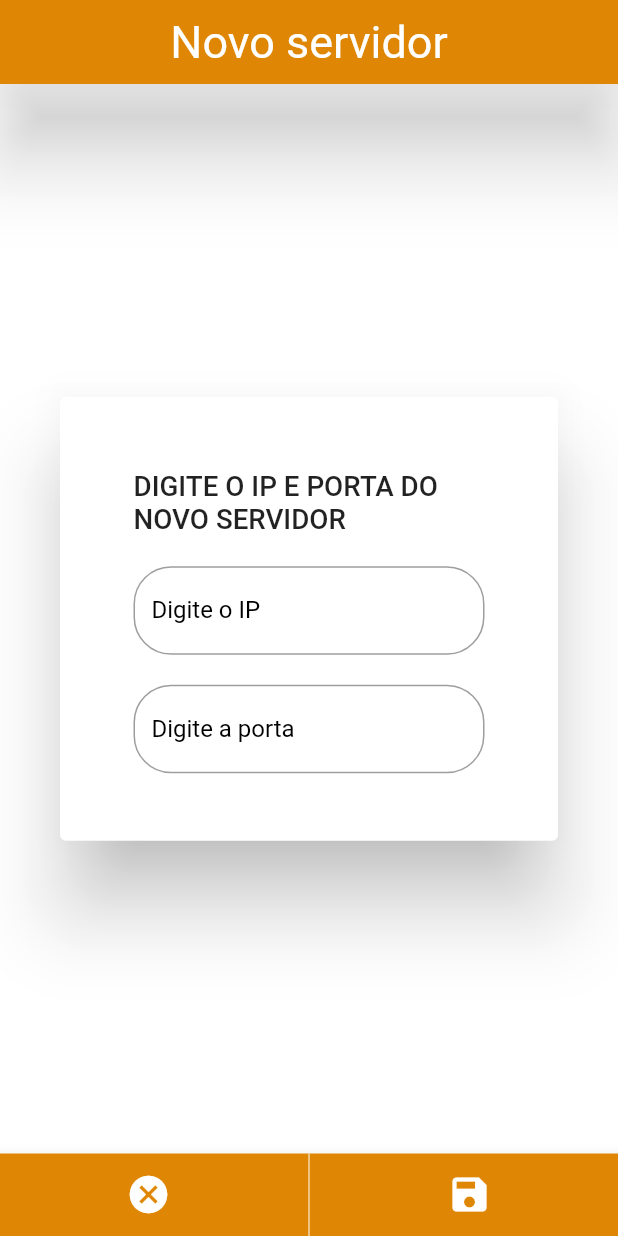
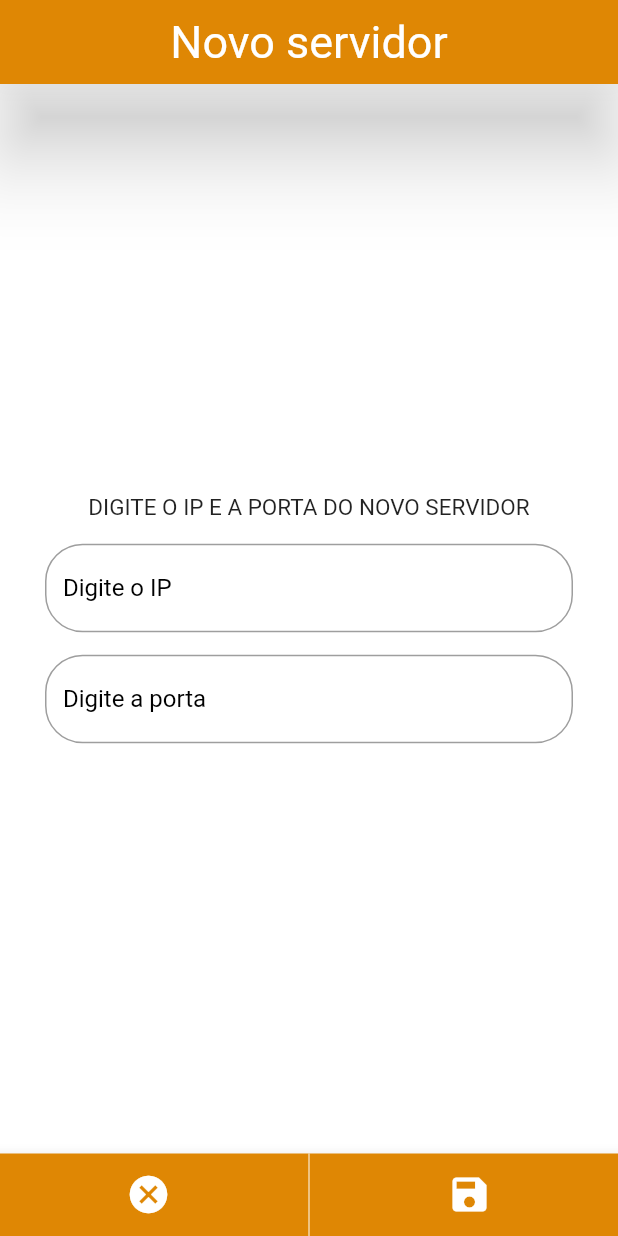
Before and after one commit to fredericommleao/AppFlutter, a Flutter app: the Servidores screen opened directly, after a tap on the "add" icon, on a phone screen of 412 x 824 dp. Run offline on Flutter 3.47's test engine with Material 2 defaults, Android fonts, the phone set to English and light mode, and no system bars; our stand-ins replace mask_text_input_formatter, shared_preferences; accounts and stored records are empty.

Commit message:
att_20_04

```diff
--- a/lib/Controller/sharedValues.dart
+++ b/lib/Controller/sharedValues.dart
@@ -1,5 +1,4 @@
 // ignore_for_file: file_names
-
 import 'dart:convert';
 import 'package:shared_preferences/shared_preferences.dart';
 
--- a/lib/Model/Parametros.dart
+++ b/lib/Model/Parametros.dart
@@ -1,6 +1,5 @@
 // ignore_for_file: file_names, unused_import, prefer_collection_literals
 import 'dart:convert';
-
 import 'package:shared_preferences/shared_preferences.dart';
 
 class Parametros {
--- a/lib/main.dart
+++ b/lib/main.dart
@@ -1,5 +1,5 @@
 // ignore_for_file: avoid_print, prefer_const_constructors, avoid_unnecessary_containers
-import 'package:aplicativo/Tela_Login.dart';
+import 'package:aplicativo/tela_login.dart';
 import 'package:flutter/material.dart';
 
 void main() => runApp(MyApp());
--- a/lib/todoView.dart
+++ b/lib/novo_servidor.dart
@@ -1,24 +1,29 @@
 // ignore_for_file: prefer_const_constructors, file_names, no_logic_in_create_state, use_key_in_widget_constructors, must_be_immutable, deprecated_member_use
 import 'package:aplicativo/Model/Parametros.dart';
 import 'package:mask_text_input_formatter/mask_text_input_formatter.dart';
-import 'package:flutter/cupertino.dart';
 import 'package:flutter/material.dart';
 
-class TodoView extends StatefulWidget {
+class NovoServidor extends StatefulWidget {
   Parametros parametros;
-  TodoView({required this.parametros}) : super();
+  NovoServidor({required this.parametros}) : super();
 
   @override
-  _TodoViewState createState() => _TodoViewState(parametros: parametros);
+  _NovoServidorState createState() =>
+      _NovoServidorState(parametros: parametros);
 }
 
-class _TodoViewState extends State<TodoView> {
+class _NovoServidorState extends State<NovoServidor> {
   Parametros parametros;
-  _TodoViewState({required this.parametros});
+  _NovoServidorState({required this.parametros});
+  //atributo responsavel por capturar o ip digitado
   TextEditingController ipController = TextEditingController();
+  //atributo responsavel por capturar a porta digitada
   TextEditingController portaController = TextEditingController();
 
+  //variavel que recebe o formato válido do IP
   var ip = MaskTextInputFormatter(mask: '###.###.###.###');
+
+  //variavel que recebe o formato válido da Porta
   var porta = MaskTextInputFormatter(mask: '####');
 
   @override
@@ -31,31 +36,32 @@ class _TodoViewState extends State<TodoView> {
   @override
   Widget build(BuildContext context) {
     return Scaffold(
-      backgroundColor: Color.fromARGB(240, 255, 255, 255),
+      backgroundColor: Color.fromARGB(255, 255, 255, 255),
       appBar: AppBar(
         automaticallyImplyLeading: false,
         centerTitle: true,
         elevation: 25,
         backgroundColor: Color.fromARGB(255, 223, 135, 4),
-        title: Text(
-          "Novo servidor",
-          style: TextStyle(fontSize: 30, fontWeight: FontWeight.w400),
+        title: Text("Novo servidor",
+            style: TextStyle(
+                color: Colors.white,
+                fontSize: 30,
+                fontWeight: FontWeight.w400)),
       ),
-      ),
-      body: AlertDialog(
-        title: Container(
-          padding: EdgeInsets.all(25),
+      body: Center(
+        child: SingleChildScrollView(
+          padding: EdgeInsets.all(30),
           child: Column(
             children: [
               Text(
-                'DIGITE O IP E PORTA DO NOVO SERVIDOR',
-                style: TextStyle(fontSize: 18.5),
+                'DIGITE O IP E A PORTA DO NOVO SERVIDOR',
+                style: TextStyle(fontSize: 15),
               ),
               SizedBox(
-                height: 20,
+                height: 15,
               ),
               Container(
-                  child: colorOverride(TextField(
+                  child: (TextField(
                 inputFormatters: [ip],
                 onChanged: (data) {
                   parametros.ip = data;
@@ -74,10 +80,10 @@ class _TodoViewState extends State<TodoView> {
                 controller: ipController,
               ))),
               SizedBox(
-                height: 20,
+                height: 15,
               ),
               Container(
-                  child: colorOverride(TextField(
+                  child: (TextField(
                 inputFormatters: [porta],
                 maxLines: 1,
                 onChanged: (data) {
@@ -129,11 +135,7 @@ class _TodoViewState extends State<TodoView> {
                   size: 30,
                 ),
                 onPressed: () {
-                  if (ipController.text == '' || portaController.text == '') {
-                    campoVazio();
-                  } else {
-                    Navigator.pop(context, parametros);
-                  }
+                  regraValidacao();
                 },
               )
             ],
@@ -143,19 +145,51 @@ class _TodoViewState extends State<TodoView> {
     );
   }
 
-  campoValido() {}
+  /*Regra de validação de inputs:
+  - inputs não podem ser vázios,
+  - formato do ip deve ser válido
+  - formato da porta deve conter 4 digitos
 
-  /*
-  Caso o icone de salvar seja pressionado e os campos de inputs estejam vazios, essa função será acionada
-  impedindo o salvamento dos parametros vazios.
+   *As duas funções abaixo, são responsavéis pela validação das regras,
+    a função regraValidacao() realiza as tomadas de decisões e caso não
+    seja valido retorna a funcao mensagemInvalido(),
+    caso os inputs sejam válidos o último else retorna no Navigator
+    que fecha a rota do widget repassando os novos parametros para a lista.
+
   */
-  campoVazio() => showDialog(
+
+  regraValidacao() {
+    var ip = ipController.text.length;
+    var porta = portaController.text.length;
+    if (ipController.text == '' || portaController.text == '') {
+      return mensagemInvalido();
+    } else if (ip < 13 || porta < 4) {
+      return mensagemInvalido();
+    } else {
+      return Navigator.pop(context, parametros);
+    }
+  }
+
+  mensagemInvalido() {
+    showDialog(
       context: context,
       builder: (_) => AlertDialog(
-          title: Text("Os campos abaixo devem estar preenchidos."),
+        title: Text(
+          "Erro, possíveis causas:",
+          style: TextStyle(fontSize: 20),
+        ),
+        content: Text(
+          'Campo(s) vazio(s)\nformato de IP '
+          'inválido\nformato de Porta inválida',
+          style: TextStyle(fontSize: 17),
+        ),
         actions: [
-            CupertinoDialogAction(
-              child: Text('OK'),
+          FlatButton(
+            color: Color.fromARGB(255, 223, 135, 4),
+            child: Text(
+              'OK',
+              style: TextStyle(fontSize: 15),
+            ),
             onPressed: () {
               Navigator.pop(context);
             },
@@ -164,13 +198,5 @@ class _TodoViewState extends State<TodoView> {
       ),
       barrierDismissible: false,
     );
-
-  Widget colorOverride(Widget child) {
-    return Theme(
-      data: ThemeData(
-        primaryColor: Colors.orange,
-      ),
-      child: child,
-    );
   }
 }
--- a/lib/requisicao_post_http.dart
+++ b/lib/requisicao_post_http.dart
@@ -1,4 +1,4 @@
-// ignore_for_file: camel_case_types, avoid_print, body_might_complete_normally_nullable, non_constant_identifier_names, prefer_typing_uninitialized_variables
+// ignore_for_file: camel_case_types, avoid_print, body_might_complete_normally_nullable, non_constant_identifier_names, prefer_typing_uninitialized_variables, deprecated_member_use
 import 'package:http/http.dart' as http;
 import 'dart:convert';
 
@@ -24,11 +24,11 @@ class loginAPI {
       var resposta = await http.post(requisicao,
           headers: {"Content-Type": "application/json"}, body: body);
 
+      print(resposta.contentLength);
       var responseFull = json.decode(resposta.body);
-
       print(responseFull);
     } catch (exception) {
-      print('erro, não houve conexão');
+      print('erro');
     }
   }
 }
--- a/lib/servidores.dart
+++ b/lib/servidores.dart
@@ -1,8 +1,8 @@
 // ignore_for_file: prefer_const_constructors, use_key_in_widget_constructors, file_names, unused_label, non_constant_identifier_names, unnecessary_brace_in_string_interps, prefer_typing_uninitialized_variables, unused_local_variable, avoid_unnecessary_containers, deprecated_member_use
 import 'dart:convert';
 import 'package:aplicativo/Controller/sharedValues.dart';
-import 'package:aplicativo/Tela_Login.dart';
-import 'package:aplicativo/todoView.dart';
+import 'package:aplicativo/tela_login.dart';
+import 'package:aplicativo/novo_servidor.dart';
 import 'package:flutter/material.dart';
 import 'package:shared_preferences/shared_preferences.dart';
 import 'Model/Parametros.dart';
@@ -13,7 +13,8 @@ class Servidores extends StatefulWidget {
 }
 
 late SharedPreferences
-    prefs; //variavel global de sharedPreferences que é instanciada diversas vezes na classe
+    //variavel global de sharedPreferences que é instanciada diversas vezes na classe
+    prefs;
 
 class _ServidoresState extends State<Servidores> {
   /*Atributo do tipo lista, que será chamado nas principais funções da classe, pois é ela que armazena
@@ -58,7 +59,7 @@ class _ServidoresState extends State<Servidores> {
   adicionar_parametro() async {
     Parametros t = Parametros(ip: '', porta: '');
     Parametros returnList = await Navigator.push(context,
-        MaterialPageRoute(builder: (context) => TodoView(parametros: t)));
+        MaterialPageRoute(builder: (context) => NovoServidor(parametros: t)));
     setState(() {
       todos.add(returnList);
     });
@@ -80,7 +81,7 @@ class _ServidoresState extends State<Servidores> {
         context,
         MaterialPageRoute(
             builder: (context) =>
-                TodoView(parametros: todos.elementAt(index))));
+                NovoServidor(parametros: todos.elementAt(index))));
 
     salvar_parametro();
   }
@@ -151,7 +152,7 @@ class _ServidoresState extends State<Servidores> {
             style: TextStyle(
                 color: Colors.white,
                 fontSize: 30,
-                fontWeight: FontWeight.w300)),
+                fontWeight: FontWeight.w400)),
       ),
       body: Container(
         color: Color.fromARGB(0, 255, 255, 255),
@@ -188,7 +189,7 @@ class _ServidoresState extends State<Servidores> {
     return showDialog(
         context: context,
         builder: (ctx) => AlertDialog(
-              title: Text("Escolha uma opção :",
+              title: Text("Escolha uma opção",
                   style: TextStyle(fontSize: 25, fontWeight: FontWeight.w300)),
               actions: [
                 FlatButton(
@@ -199,7 +200,7 @@ class _ServidoresState extends State<Servidores> {
                   child: Text(
                     'ALTERAR',
                     style: TextStyle(
-                        fontSize: 20,
+                        fontSize: 15,
                         fontWeight: FontWeight.w500,
                         color: Colors.white),
                   ),
@@ -218,7 +219,7 @@ class _ServidoresState extends State<Servidores> {
                     child: Text(
                       'SELECIONAR',
                       style: TextStyle(
-                          fontSize: 20,
+                          fontSize: 15,
                           fontWeight: FontWeight.w500,
                           color: Colors.white),
                     ))
```
Also changed, not shown: lib/Tela_Login.dart (+90 -6 lines), lib/tela_entrou.dart (added, +23 -0 lines), 1 other file. Lines whose indentation alone changed are shown as unchanged.
